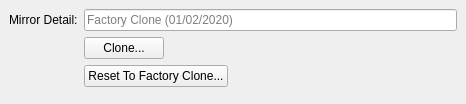
nedrysoft/regex101, file GeneralSettingsPage.ui: the form before one commit.
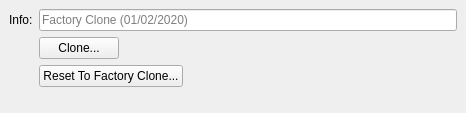
The form after the commit.

Commit message:
wip: settings dialog fixes
added closed signal to the settings dialog which allows the caller to delete the window.
added section & category to settings pages, under windows & linux the section is displayed in the list and the category is a tab.
changed mirror operation to clone

The edit to the form file:
```diff
--- a/GeneralSettingsPage.ui
+++ b/GeneralSettingsPage.ui
@@ -7,7 +7,7 @@
     <x>0</x>
     <y>0</y>
     <width>466</width>
-    <height>104</height>
+    <height>113</height>
    </rect>
   </property>
   <property name="sizePolicy">
@@ -55,7 +55,7 @@
      <item row="0" column="0">
       <widget class="QLabel" name="label">
        <property name="text">
-        <string>Mirror Detail:</string>
+        <string>Info:</string>
        </property>
       </widget>
      </item>
```
The commit also changes 3 other files.
